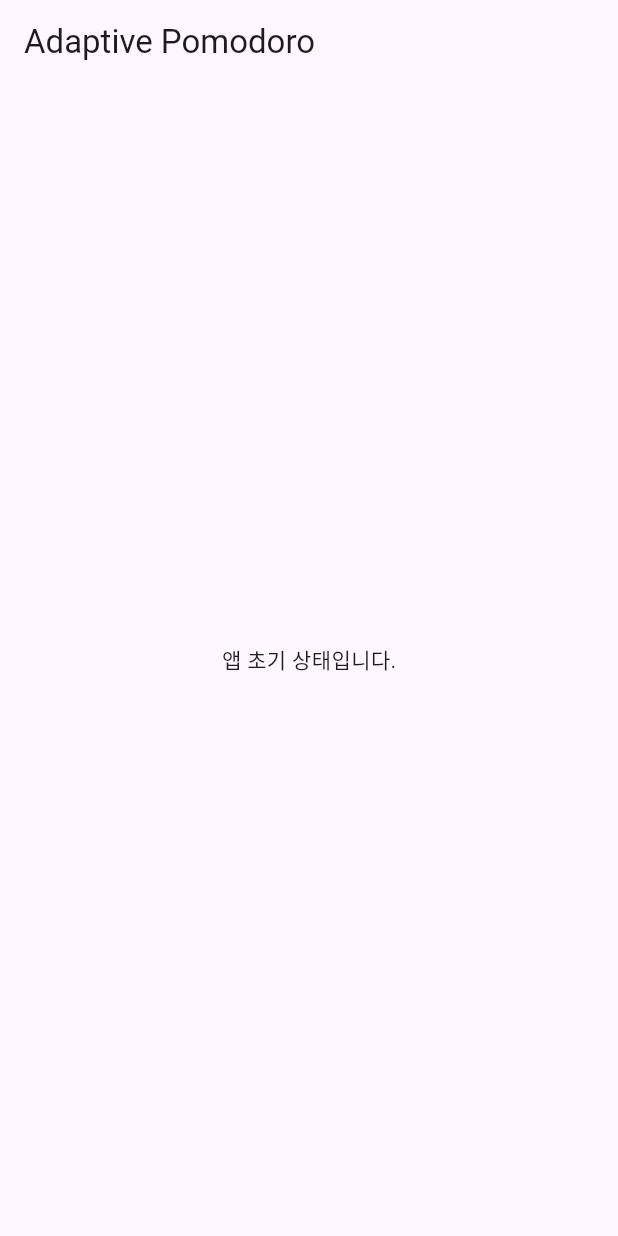
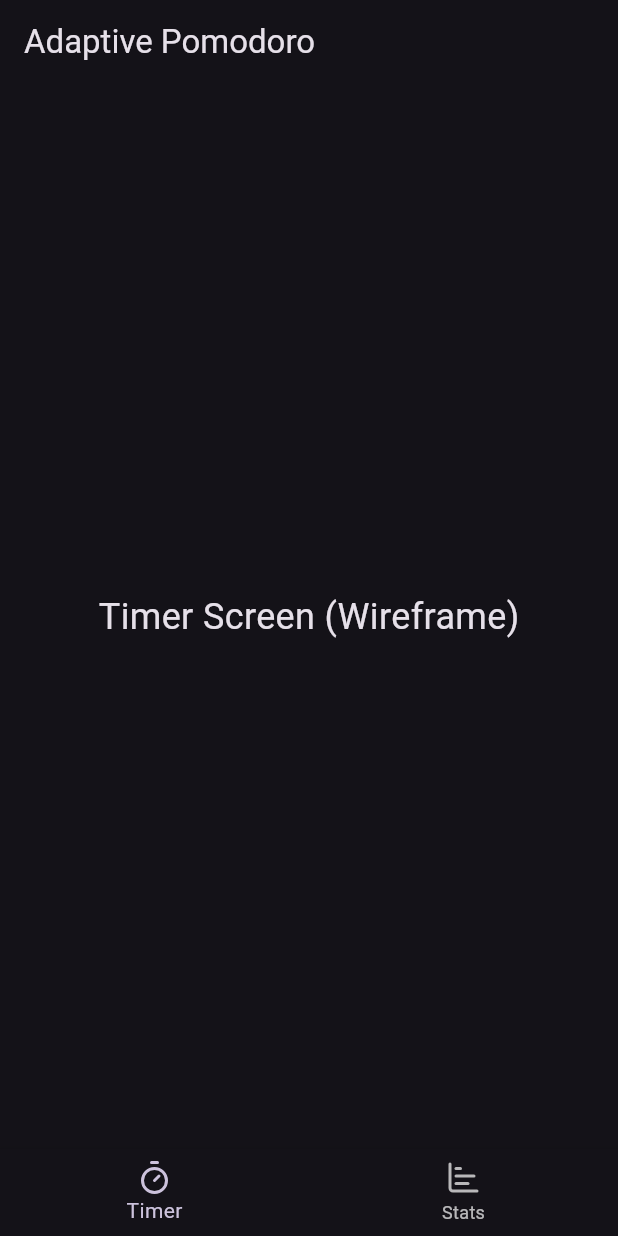
Before and after one commit to yoyowasi/mobile-integration2-2025, a Flutter app: the screen it shows after launch, on a phone screen of 412 x 824 dp. Run offline on Flutter 3.47's test engine with Material 3 defaults, Android fonts, the phone set to English and light mode, and no system bars; our stand-ins replace flutter_riverpod, go_router, lucide_icons_flutter, timezone.

Commit message:
진짜 기초적인 와이어프레임 작성 및

```diff
--- /dev/null
+++ b/lib/core/router/router.dart
@@ -0,0 +1,31 @@
+import 'package:flutter/material.dart';
+import 'package:flutter_riverpod/flutter_riverpod.dart';
+import 'package:go_router/go_router.dart';
+import 'package:mobile_integration2_2025/core/scaffold_with_nav.dart';
+import 'package:mobile_integration2_2025/features/stats/stats_screen.dart';
+import 'package:mobile_integration2_2025/features/timer/timer_screen.dart';
+
+final _rootNavigatorKey = GlobalKey<NavigatorState>();
+final goRouterProvider = Provider<GoRouter>((ref) {
+  return GoRouter(
+    navigatorKey: _rootNavigatorKey,
+    initialLocation: '/',
+    routes: [
+      ShellRoute(
+        builder: (context, state, child) {
+          return ScaffoldWithNav(child: child);
+        },
+        routes: [
+          GoRoute(
+            path: '/',
+            builder: (context, state) => const TimerScreen(),
+          ),
+          GoRoute(
+            path: '/stats',
+            builder: (context, state) => const StatsScreen(),
+          ),
+        ],
+      ),
+    ],
+  );
+});
--- /dev/null
+++ b/lib/core/scaffold_with_nav.dart
@@ -0,0 +1,65 @@
+// lib/core/scaffold_with_nav.dart
+
+import 'package:flutter/material.dart';
+import 'package:go_router/go_router.dart';
+import 'package:lucide_icons_flutter/lucide_icons.dart';
+
+class ScaffoldWithNav extends StatefulWidget {
+  const ScaffoldWithNav({
+    required this.child,
+    super.key,
+  });
+  final Widget child;
+  @override
+  State<ScaffoldWithNav> createState() => _ScaffoldWithNavState();
+}
+
+class _ScaffoldWithNavState extends State<ScaffoldWithNav> {
+  int _calculateSelectedIndex(BuildContext context) {
+    final String location = GoRouterState.of(context).uri.toString();
+    if (location == '/') {
+      return 0; // 'Timer'
+    }
+    if (location == '/stats') {
+      return 1; // 'Stats'
+    }
+    return 0; // 기본값
+  }
+
+  void _onItemTapped(int index, BuildContext context) {
+    switch (index) {
+      case 0:
+        context.go('/');
+        break;
+      case 1:
+        context.go('/stats');
+        break;
+    }
+  }
+
+  @override
+  Widget build(BuildContext context) {
+    return Scaffold(
+      appBar: AppBar(
+        title: const Text('Adaptive Pomodoro'),
+        elevation: 0,
+      ),
+      body: widget.child,
+
+      bottomNavigationBar: BottomNavigationBar(
+        items: const <BottomNavigationBarItem>[
+          BottomNavigationBarItem(
+            icon: Icon(LucideIcons.timer),
+            label: 'Timer',
+          ),
+          BottomNavigationBarItem(
+            icon: Icon(LucideIcons.chartBar),
+            label: 'Stats',
+          ),
+        ],
+        currentIndex: _calculateSelectedIndex(context),
+        onTap: (index) => _onItemTapped(index, context),
+      ),
+    );
+  }
+}
--- /dev/null
+++ b/lib/features/stats/stats_screen.dart
@@ -0,0 +1,15 @@
+import 'package:flutter/material.dart';
+
+class StatsScreen extends StatelessWidget {
+  const StatsScreen({super.key});
+
+  @override
+  Widget build(BuildContext context) {
+    return const Center(
+      child: Text(
+        'Stats Screen (Wireframe)',
+        style: TextStyle(fontSize: 24),
+      ),
+    );
+  }
+}
--- /dev/null
+++ b/lib/features/timer/timer_screen.dart
@@ -0,0 +1,15 @@
+import 'package:flutter/material.dart';
+
+class TimerScreen extends StatelessWidget {
+  const TimerScreen({super.key});
+
+  @override
+  Widget build(BuildContext context) {
+    return const Center(
+      child: Text(
+        'Timer Screen (Wireframe)',
+        style: TextStyle(fontSize: 24),
+      ),
+    );
+  }
+}
--- a/lib/main.dart
+++ b/lib/main.dart
@@ -1,7 +1,20 @@
 import 'package:flutter/material.dart';
 import 'package:flutter_riverpod/flutter_riverpod.dart';
+import 'package:mobile_integration2_2025/core/router/router.dart';
+import 'package:timezone/data/latest.dart' as tz;
 
 Future<void> main() async {
+  // main 함수에서 비동기 작업을 수행하기 위해 바인딩 초기화
+  WidgetsFlutterBinding.ensureInitialized();
+
+  // timezone 라이브러리 초기화
+  tz.initializeTimeZones();
+
+  // ToStore DB 초기화 (필요시)
+  // final db = ToStore();
+  // await db.initialize();
+
+  // 앱 실행
   runApp(
     const ProviderScope(
       child: PomodoroApp(),
@@ -9,21 +22,18 @@ Future<void> main() async {
   );
 }
 
-class PomodoroApp extends StatelessWidget {
+class PomodoroApp extends ConsumerWidget {
   const PomodoroApp({super.key});
 
   @override
-  Widget build(BuildContext context) {
-
-    return MaterialApp(
+  Widget build(BuildContext context, WidgetRef ref) {
+    final appRouter = ref.watch(goRouterProvider);
+    return MaterialApp.router(
       title: 'Adaptive Pomodoro',
-      home: Scaffold(
-        appBar: AppBar(
-          title: const Text('Adaptive Pomodoro'),
-        ),
-        body: const Center(
-          child: Text('앱 초기 상태입니다.'),
-        ),
+      routerConfig: appRouter,
+      theme: ThemeData(
+        brightness: Brightness.dark,
+        useMaterial3: true,
       ),
     );
   }
```
